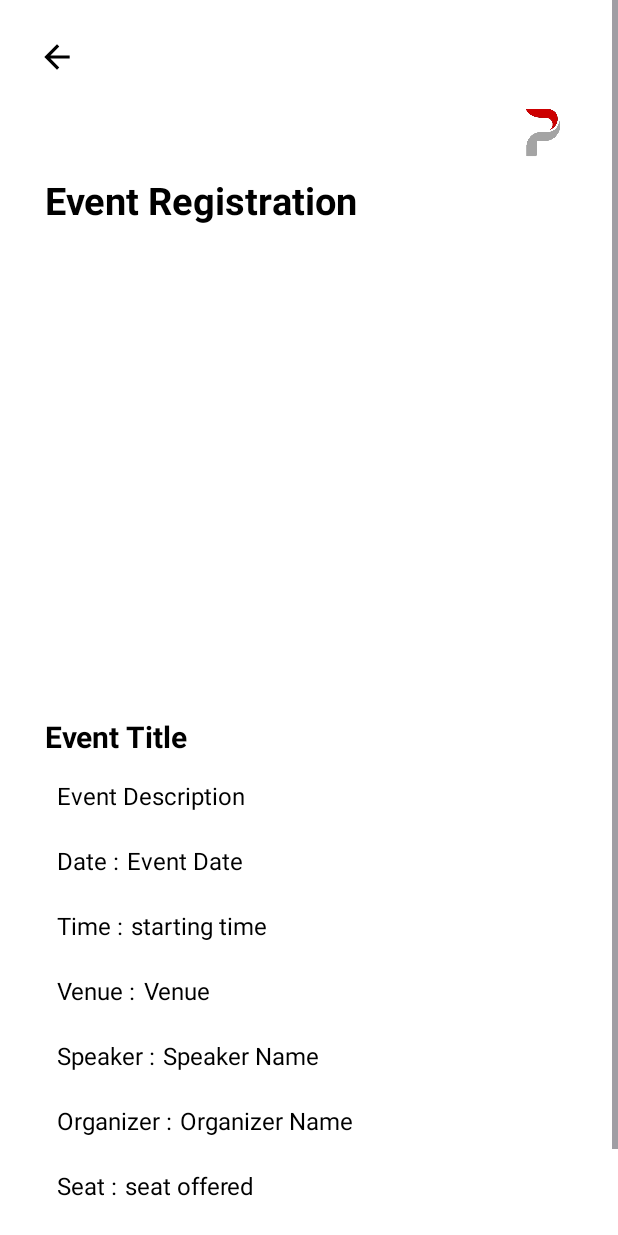
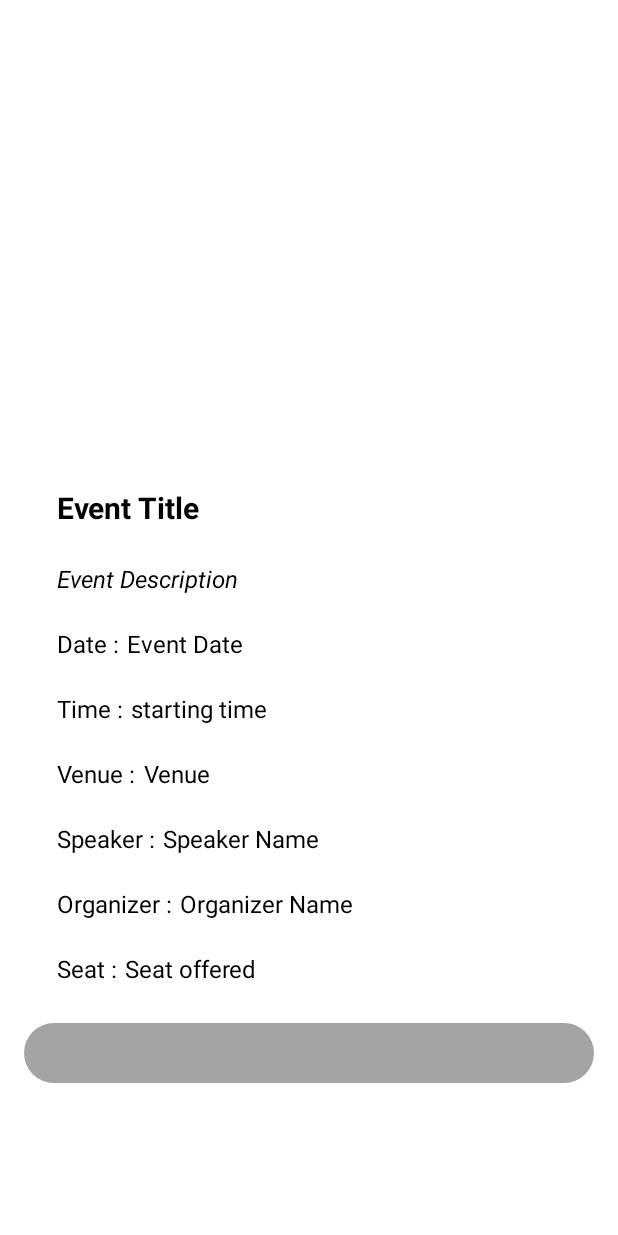
Before and after one commit to candycanegrunge/PutraEVENT, an Android app: the view_specific_event screen opened directly, with no data from a screen before it, on a phone screen of 412 x 824 dp. Run offline under Robolectric (Android 15) with nearby library versions, the phone set to English and light mode, and no system bars; our stand-ins replace Firebase (no records; nobody signed in at launch, a user with empty details on screens opened directly), Picasso; libraries missing offline, so code that uses them is left out: com.ebanx.swipebtn; plain views replace SwipeButton.

Commit message:
Modify UI of view specific event detail

```diff
--- a/app/src/main/java/com/putra/management/view_specific_event.java
+++ b/app/src/main/java/com/putra/management/view_specific_event.java
@@ -31,18 +31,18 @@ public class view_specific_event extends AppCompatActivity {
         super.onCreate(savedInstanceState);
         setContentView(R.layout.view_specific_event);
 
-        backButton_EventRegis_Home = findViewById(R.id.backBtn_RegsEvt_Home);
+//        backButton_EventRegis_Home = findViewById(R.id.backBtn_RegsEvt_Home);
 
         db = FirebaseFirestore.getInstance();
 
         Intent intent = getIntent();
         eventDocumentId = intent.getStringExtra("eventDocumentId");
 
-        backButton_EventRegis_Home.setOnClickListener(v -> {
-            Intent backToAdminHomeNav = new Intent(view_specific_event.this, HomePage.class);
-            startActivity(backToAdminHomeNav);
-            finish(); // Optional - finishes the current activity to prevent going back to it on back press
-        });
+//        backButton_EventRegis_Home.setOnClickListener(v -> {
+//            Intent backToAdminHomeNav = new Intent(view_specific_event.this, HomePage.class);
+//            startActivity(backToAdminHomeNav);
+//            finish(); // Optional - finishes the current activity to prevent going back to it on back press
+//        });
 
         // Perform a Firestore query to get detailed event information
         FirebaseFirestore.getInstance().collection("event").document(eventDocumentId)
@@ -68,20 +68,23 @@ public class view_specific_event extends AppCompatActivity {
                         // Set the values to display in view_specific_event.xml
                         TextView titleTextView = findViewById(R.id.titleTextView);
                         TextView dateTextView = findViewById(R.id.dateTextView);
-                        TextView startTimeTextView = findViewById(R.id.startTimeTextView);
+
+                        TextView TimeTextView = findViewById(R.id.TimeTextView);
                         TextView venueTextView = findViewById(R.id.venueTextView);
                         TextView descriptionTextView = findViewById(R.id.descriptionTextView);
                         TextView speaker_nameTextView = findViewById(R.id.speaker_nameTextView);
                         TextView organizerTextView = findViewById(R.id.organizerTextView);
                         TextView seatTextView = findViewById(R.id.seatTextView);
-
                         ImageView imageView = findViewById(R.id.imageView);
 
                         titleTextView.setText(eventTitle);
                         dateTextView.setText(eventDate);
                         descriptionTextView.setText(eventDescription);
                         speaker_nameTextView.setText(eventSpeaker);
-                        startTimeTextView.setText(eventStartTime);
+                        String startTime = insertColon(eventStartTime);
+                        String endTime = insertColon(eventEndTime);
+                        String timeTV = startTime + " - " + endTime;
+                        TimeTextView.setText(timeTV);
                         venueTextView.setText(eventVenue);
                         speaker_nameTextView.setText(eventSpeaker);
                         organizerTextView.setText(eventOrganizer);
@@ -175,4 +178,12 @@ public class view_specific_event extends AppCompatActivity {
         });
     }
 
+    private String insertColon(String time) {
+        if (time.length() == 4) {
+            return time.substring(0, 2) + ":" + time.substring(2);
+        }
+        // handle other cases as needed
+        return time;
+    }
+
 }
--- a/app/src/main/res/layout/view_specific_event.xml
+++ b/app/src/main/res/layout/view_specific_event.xml
@@ -17,38 +17,38 @@
         android:layout_width="match_parent"
         android:layout_height="wrap_content">
 
-        <ImageButton
-            android:id="@+id/backBtn_RegsEvt_Home"
-            android:layout_width="wrap_content"
-            android:layout_height="wrap_content"
-            android:src="@drawable/arrow_back_24"
-            android:padding="20dp"
-            android:layout_marginTop="5dp"
-            android:layout_marginStart="5dp"
-            android:contentDescription="Back to SignIn page"
-            android:background="@android:color/transparent" />
+<!--        <ImageButton-->
+<!--            android:id="@+id/backBtn_RegsEvt_Home"-->
+<!--            android:layout_width="wrap_content"-->
+<!--            android:layout_height="wrap_content"-->
+<!--            android:src="@drawable/arrow_back_24"-->
+<!--            android:padding="20dp"-->
+<!--            android:layout_marginTop="5dp"-->
+<!--            android:layout_marginStart="5dp"-->
+<!--            android:contentDescription="Back to SignIn page"-->
+<!--            android:background="@android:color/transparent" />-->
 
-        <ImageView
-            android:id="@+id/cornerLogo"
-            android:layout_width="41dp"
-            android:layout_height="35dp"
-            android:layout_gravity="end"
-            android:layout_marginEnd="30dp"
-            app:srcCompat="@drawable/clear_icon" />
+<!--        <ImageView-->
+<!--            android:id="@+id/cornerLogo"-->
+<!--            android:layout_width="41dp"-->
+<!--            android:layout_height="35dp"-->
+<!--            android:layout_gravity="end"-->
+<!--            android:layout_marginEnd="30dp"-->
+<!--            app:srcCompat="@drawable/clear_icon" />-->
 
 
-        <TextView
-            android:id="@+id/EventRegs_title"
-            android:layout_width="wrap_content"
-            android:layout_height="wrap_content"
-            android:layout_marginStart="30dp"
-            android:layout_marginTop="10dp"
-            android:layout_marginBottom="10dp"
-            android:gravity="left"
-            android:text="@string/eventRegsText_title"
-            android:textColor="@color/black"
-            android:textSize="25sp"
-            android:textStyle="bold" />
+<!--        <TextView-->
+<!--            android:id="@+id/EventRegs_title"-->
+<!--            android:layout_width="wrap_content"-->
+<!--            android:layout_height="wrap_content"-->
+<!--            android:layout_marginStart="30dp"-->
+<!--            android:layout_marginTop="10dp"-->
+<!--            android:layout_marginBottom="10dp"-->
+<!--            android:gravity="left"-->
+<!--            android:text="@string/eventRegsText_title"-->
+<!--            android:textColor="@color/black"-->
+<!--            android:textSize="25sp"-->
+<!--            android:textStyle="bold" />-->
 
 
         <!-- Image View -->
@@ -74,7 +74,8 @@
         android:text="Event Title"
         android:textColor="@color/black"
         android:textSize="20sp"
-        android:textStyle="bold" />
+        android:textStyle="bold"
+        android:padding="8dp" />
 
         <LinearLayout
             android:id="@+id/descriptionLayout"
@@ -94,7 +95,8 @@
                 android:layout_marginTop="0.1dp"
                 android:text="Event Description"
                 android:textColor="@android:color/black"
-                android:textSize="16sp" />
+                android:textSize="16sp"
+                android:textStyle="italic" />
         </LinearLayout>
 
     <!-- Date TextView -->
@@ -148,7 +150,7 @@
             android:textSize="16sp" />
 
         <TextView
-            android:id="@+id/startTimeTextView"
+            android:id="@+id/TimeTextView"
             android:layout_width="wrap_content"
             android:layout_height="wrap_content"
             android:layout_marginStart="5dp"
@@ -271,7 +273,7 @@
             android:layout_width="wrap_content"
             android:layout_height="wrap_content"
             android:layout_marginStart="5dp"
-            android:text="seat offered"
+            android:text="Seat offered"
             android:textColor="@android:color/black"
             android:textSize="16sp" />
     </LinearLayout>
```
